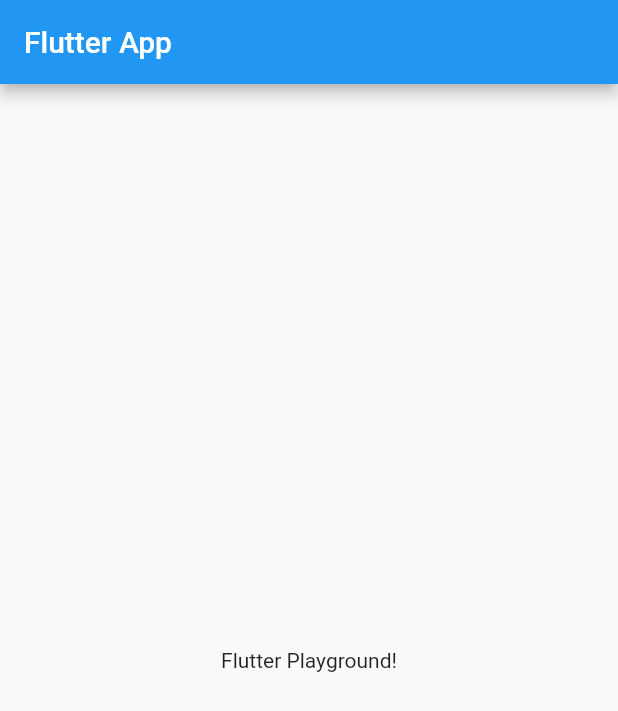
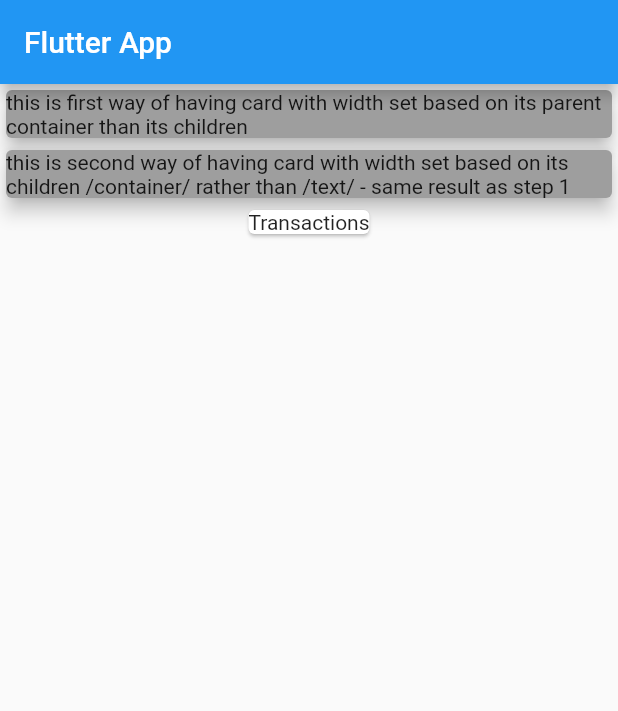
Before and after one commit to nagarakesh4/flutter_expenses_app, a Flutter app: the screen it shows after launch, on a phone screen of 412 x 824 dp. Shown: the top 711 px of the screen. Run offline on Flutter 3.47's test engine with Material 2 defaults, Android fonts, the phone set to English and light mode, and no system bars.

Commit message:
add card widget and show different ways how card width changes based on its parent/child content

```diff
--- a/lib/main.dart
+++ b/lib/main.dart
@@ -21,13 +21,32 @@ class MyApp extends StatelessWidget {
 class MyHomePage extends StatelessWidget {
   @override
   Widget build(BuildContext context) {
-    // TODO: implement build
     return Scaffold(
       appBar: AppBar(
         title: Text('Flutter App'),
       ),
-      body: Center(
-        child: Text('Flutter Playground!'),
+      body: Column(
+        children: <Widget>[
+          Container(
+            width: double.infinity,
+            child: Card(
+              child: Text('this is first way of having card with width set based on its parent container than its children'),
+              color: Colors.grey,
+              elevation: 5,
+            ),
+          ),
+          Card(
+            child: Container(
+              width: double.infinity,
+              child: Text('this is second way of having card with width set based on its children /container/ rather than /text/ - same result as step 1'),
+            ),
+            color: Colors.grey,
+            elevation: 5,
+          ),
+          Card(
+            child: Text('Transactions'),
+          )
+        ],
       ),
     );
   }
```
Also changed, not shown: 1 other file.
